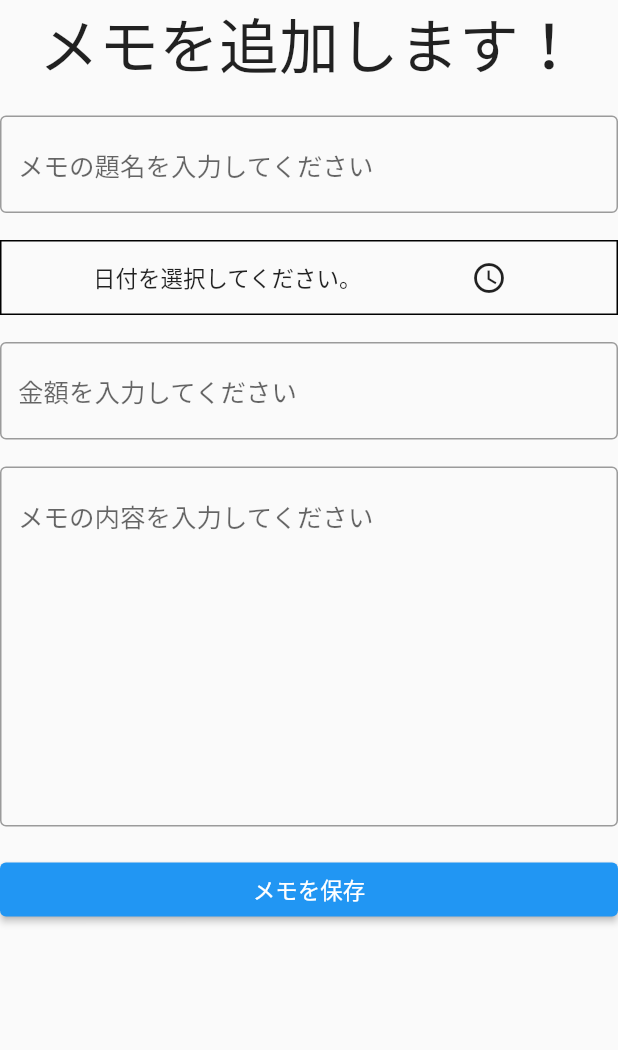
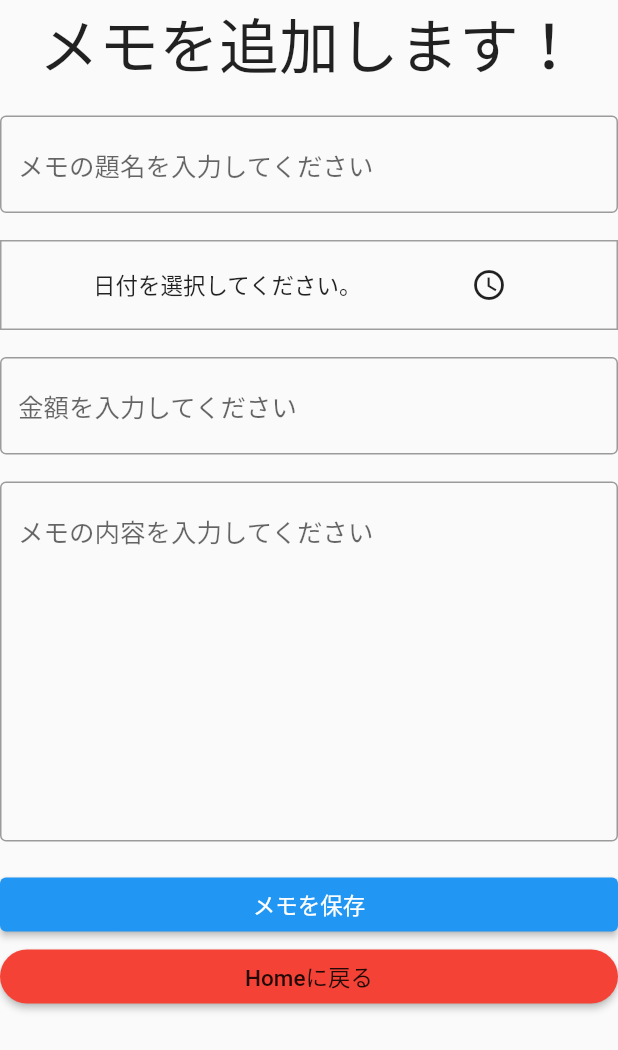
Before and after one commit to T-REXBIBIO/Mr.Do, a Flutter app: the createPage screen opened directly, on a phone screen of 412 x 824 dp. Shown: the top 1050 px of the screen. Run offline on Flutter 3.47's test engine with Material 2 defaults, Android fonts, the phone set to English and light mode, and no system bars; our stand-ins replace cloud_firestore, firebase_core; accounts and stored records are empty.

```diff
--- a/lib/create.dart
+++ b/lib/create.dart
@@ -3,7 +3,6 @@ import 'package:flutter/material.dart';
 import 'package:flutter/cupertino.dart';
 import 'package:flutter/services.dart';
 import 'package:intl/intl.dart';
-import 'package:flutter_localizations/flutter_localizations.dart';
 import 'package:todo/main.dart';
 
 class createPage extends StatefulWidget {
@@ -88,6 +87,7 @@ class _createPageState extends State<createPage> {
           ),
           //ここはDateTimePickerで作る
           Container(
+            height: 60,
             child: Row(
               mainAxisAlignment: MainAxisAlignment.spaceEvenly,
               children: [
@@ -102,8 +102,7 @@ class _createPageState extends State<createPage> {
             alignment: Alignment.center,
             decoration: BoxDecoration(
               border: Border.all(
-                color: Colors.black,
-                width: 1,
+                color: Colors.grey,
               ),
             ),
           ),
@@ -160,6 +159,16 @@ class _createPageState extends State<createPage> {
                 child: Text("メモを保存"),
               )
           ),
+          Container(
+            child: RaisedButton(
+              child: const Text("Homeに戻る"),
+              color: Colors.red,
+              shape: const StadiumBorder(),
+              onPressed: () {
+                Navigator.of(context).pop();
+              },
+            ),
+          )
         ],
       ),
     );
```
Also changed, not shown: lib/contents.dart (+22 -25 lines), lib/main.dart (+34 -20 lines).
